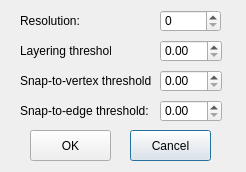
Before: the Qt Designer form LEGO/RightAngleOptionDialog.ui in xwzhangcs/LEGO, drawn with Qt 5.
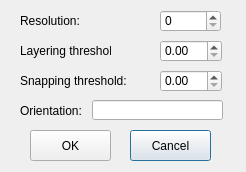
After: the same form once the commit is applied.

Commit message: Use principle orientation for simplification.

Patch:
```diff
--- a/LEGO/RightAngleOptionDialog.ui
+++ b/LEGO/RightAngleOptionDialog.ui
@@ -18,8 +18,8 @@
   </property>
   <property name="maximumSize">
    <size>
-    <width>246</width>
-    <height>172</height>
+    <width>346</width>
+    <height>272</height>
    </size>
   </property>
   <property name="windowTitle">
@@ -107,7 +107,7 @@
     </rect>
    </property>
    <property name="text">
-    <string>Snap-to-edge threshold:</string>
+    <string>Orientation:</string>
    </property>
   </widget>
   <widget class="QLabel" name="label_3">
@@ -120,7 +120,7 @@
     </rect>
    </property>
    <property name="text">
-    <string>Snap-to-vertex threshold:</string>
+    <string>Snapping threshold:</string>
    </property>
   </widget>
   <widget class="QDoubleSpinBox" name="doubleSpinBoxSnapVertexThreshold">
@@ -133,15 +133,18 @@
     </rect>
    </property>
   </widget>
-  <widget class="QDoubleSpinBox" name="doubleSpinBoxSnapEdgeThreshold">
+  <widget class="QLineEdit" name="lineEditOrientation">
    <property name="geometry">
     <rect>
-     <x>160</x>
+     <x>92</x>
      <y>100</y>
-     <width>62</width>
-     <height>22</height>
+     <width>131</width>
+     <height>20</height>
     </rect>
    </property>
+   <property name="alignment">
+    <set>Qt::AlignRight|Qt::AlignTrailing|Qt::AlignVCenter</set>
+   </property>
   </widget>
  </widget>
  <layoutdefault spacing="6" margin="11"/>
```
Left out of the diff: 2 changed lines with no effect on the pictures. The commit also changes 39 other files.
